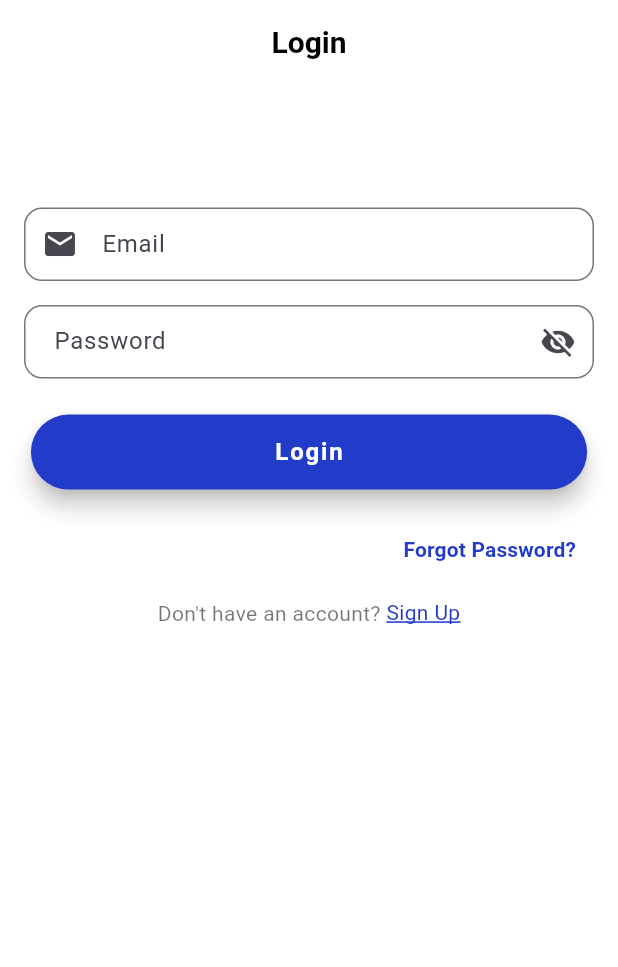
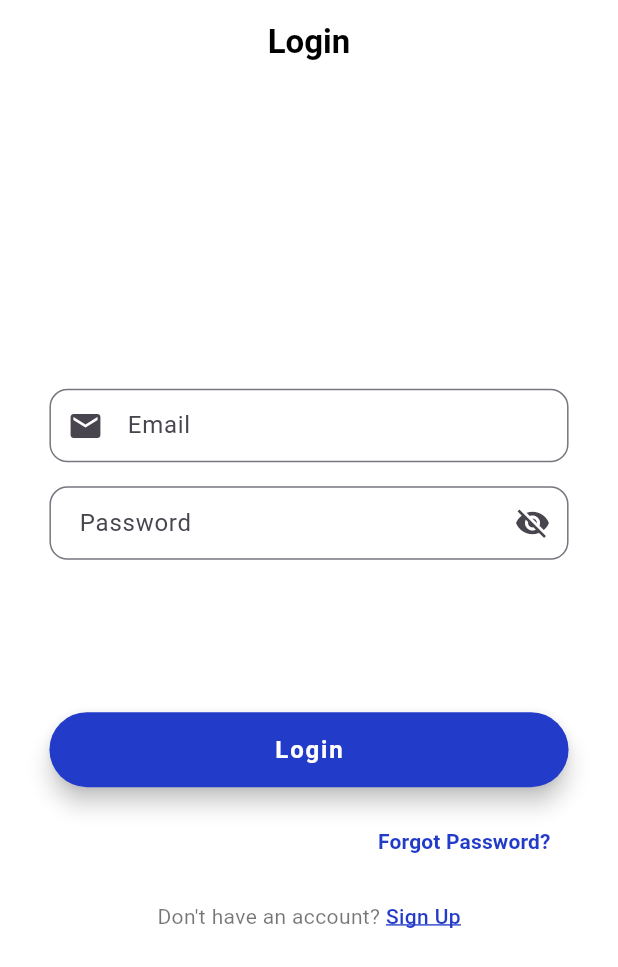
Before and after one commit to zakir1999/outlet-expense, a Flutter app: the screen it shows after launch, on a phone screen of 412 x 824 dp. Shown: the top 967 px of the screen. Run offline on Flutter 3.47's test engine with Material 3 defaults, Android fonts, the phone set to English and light mode, and no system bars; our stand-ins replace bloc, equatable, flutter_bloc, flutter_screenutil, gap, pin_code_fields; Roboto replaces fonts that are missing (Times New Roman).

Commit message:
Sign In page design change

```diff
--- a/lib/login/view/login_screen.dart
+++ b/lib/login/view/login_screen.dart
@@ -1,11 +1,10 @@
 import 'package:flutter/material.dart';
 import 'package:flutter_bloc/flutter_bloc.dart';
+import 'package:outlet_expense/Signup/view/sign_up_page1.dart';
 import 'package:gap/gap.dart';
-import 'package:outlet_expense/Signup/view/sign_up_page1.dart';
 
 import '../../Widgets/custom_button.dart';
 import '../bloc/login_bloc.dart';
-import '../../Signup/view/sign_up_screen.dart';
 import '../../Widgets/password.dart';
 import '../../Widgets/textField.dart';
 
@@ -39,19 +38,20 @@ class _LoginScreenState extends State<LoginScreen> {
   @override
   Widget build(BuildContext context) {
     final screenWidth = MediaQuery.of(context).size.width;
-    final screenHeight = MediaQuery.of(context).size.height;
-    final horizontalPadding = screenWidth < 600 ? 16.0 : 32.0;
-    final verticalPadding = screenWidth < 600 ? 16.0 : 24.0;
+
+    // Responsive padding & title size
+    final horizontalPadding = screenWidth * 0.08;
+    final titleFontSize = screenWidth < 400 ? 18.0 : 22.0;
 
     return Scaffold(
       backgroundColor: Colors.white,
       appBar: AppBar(
-        title: const Text(
+        title: Text(
           "Login",
           style: TextStyle(
             fontWeight: FontWeight.bold,
             fontFamily: 'Times New Roman',
-            fontSize: 20,
+            fontSize: titleFontSize,
             color: Colors.black,
           ),
         ),
@@ -63,23 +63,10 @@ class _LoginScreenState extends State<LoginScreen> {
         create: (_) => _loginBloc,
         child: LayoutBuilder(
           builder: (context, constraints) {
-            return SingleChildScrollView(
-              padding: EdgeInsets.only(
-                top: screenHeight * 0.10,
-                left: horizontalPadding,
-                right: horizontalPadding,
-                bottom: verticalPadding,
-              ),
-              child: ConstrainedBox(
-                constraints: BoxConstraints(
-                  minHeight: constraints.maxHeight - verticalPadding * 2,
-                ),
-                child: IntrinsicHeight(
-                  child: Center(
-                    child: Container(
-                      constraints: BoxConstraints(
-                        maxWidth: screenWidth < 600 ? double.infinity : 500,
-                      ),
+            return Padding(
+              padding: EdgeInsets.symmetric(horizontal: horizontalPadding),
+              child: SizedBox(
+                height: constraints.maxHeight,
                 child: BlocListener<LoginBloc, LoginState>(
                   listener: (context, state) {
                     if (state.navigateToSignUp) {
@@ -92,8 +79,12 @@ class _LoginScreenState extends State<LoginScreen> {
                     }
                   },
                   child: Column(
-                          mainAxisAlignment: MainAxisAlignment.center,
+                    crossAxisAlignment: CrossAxisAlignment.stretch,
                     children: [
+                      // Top flexible space
+                      Expanded(flex: 2, child: SizedBox()),
+
+                      // Email Field
                       BlocBuilder<LoginBloc, LoginState>(
                         buildWhen: (previous, current) =>
                         previous.email != current.email,
@@ -108,22 +99,24 @@ class _LoginScreenState extends State<LoginScreen> {
                               if (value == null || value.isEmpty) {
                                 return "Email cannot be empty";
                               }
-                                    if (!RegExp(
-                                      r'^[^@]+@[^@]+\.[^@]+',
-                                    ).hasMatch(value)) {
+                              if (!RegExp(r'^[^@]+@[^@]+\.[^@]+')
+                                  .hasMatch(value)) {
                                 return "Enter a valid email";
                               }
                               return null;
                             },
                             onChanged: (value) {
-                                    context.read<LoginBloc>().add(
-                                      EmailChanged(email: value),
-                                    );
+                              context
+                                  .read<LoginBloc>()
+                                  .add(EmailChanged(email: value));
                             },
                           );
                         },
                       ),
-                            const Gap(16),
+
+                      const SizedBox(height: 16),
+
+                      // Password Field
                       BlocBuilder<LoginBloc, LoginState>(
                         buildWhen: (previous, current) =>
                         previous.password != current.password,
@@ -133,29 +126,37 @@ class _LoginScreenState extends State<LoginScreen> {
                             hint: "Password",
                             focusNode: passwordFocusNode,
                             onChanged: (value) {
-                                    context.read<LoginBloc>().add(
-                                      PasswordChanged(password: value),
-                                    );
+                              context
+                                  .read<LoginBloc>()
+                                  .add(PasswordChanged(password: value));
                             },
                           );
                         },
                       ),
-                            const Gap(24),
+
+                      // Flexible space between fields and button
+                      Expanded(flex: 1, child: SizedBox()),
+
+                      // Login Button
                       BlocBuilder<LoginBloc, LoginState>(
                         builder: (context, state) {
-                                return CustomButton(
+                          return SizedBox(
+                            width: double.infinity,
+                            child: CustomButton(
                               text: 'Login',
                               isLoading:
                               state.loginStatus == LoginStatus.loading,
                               onPressed: () {
-                                    context.read<LoginBloc>().add(
-                                      const LoginApi(),
-                                    );
+                                context.read<LoginBloc>().add(const LoginApi());
                               },
+                            ),
                           );
                         },
                       ),
-                            const Gap(16),
+
+                      const SizedBox(height: 12),
+
+                      // Forgot Password
                       Align(
                         alignment: Alignment.centerRight,
                         child: TextButton(
@@ -169,7 +170,10 @@ class _LoginScreenState extends State<LoginScreen> {
                           ),
                         ),
                       ),
-                            const Gap(8),
+
+                      const SizedBox(height: 16),
+
+                      // Sign Up Text
                       Row(
                         mainAxisAlignment: MainAxisAlignment.center,
                         children: [
@@ -185,36 +189,29 @@ class _LoginScreenState extends State<LoginScreen> {
                               Navigator.push(
                                 context,
                                 MaterialPageRoute(
-                                        builder: (context) =>
-                                            const SignupPage1(),
+                                  builder: (context) => const SignupPage1(),
                                 ),
                               );
                             },
-                                  child: Text(
+                            child: const Text(
                               'Sign Up',
                               style: TextStyle(
                                 fontSize: 14,
                                 color: Color.fromARGB(255, 35, 59, 201),
-                                      fontWeight: FontWeight.w400,
+                                fontWeight: FontWeight.w500,
                                 decoration: TextDecoration.underline,
-                                      decorationColor: Color.fromARGB(
-                                        255,
-                                        35,
-                                        59,
-                                        201,
-                                      ),
-                                      decorationThickness: 1.5,
-                                      height: 1.5,
+                                decorationColor:
+                                Color.fromARGB(255, 35, 59, 201),
+                                decorationThickness: 1.3,
                               ),
                             ),
                           ),
                         ],
                       ),
-                            const Spacer(),
+
+                      // Bottom flexible space
+                      Expanded(flex: 2, child: SizedBox()),
                     ],
-                        ),
-                      ),
-                    ),
                   ),
                 ),
               ),
--- a/lib/main.dart
+++ b/lib/main.dart
@@ -2,7 +2,6 @@ import 'package:flutter/material.dart';
 import 'package:flutter_bloc/flutter_bloc.dart';
 import 'package:flutter_screenutil/flutter_screenutil.dart';
 import 'package:outlet_expense/Signup/view/home_page.dart';
-import 'package:outlet_expense/folder/dynamic_fields_page.dart';
 import 'package:outlet_expense/login/view/login_screen.dart';
 import 'Signup/bloc/signup_bloc.dart';
 import 'Signup/view/sign_up_page1.dart';
```
Also changed, not shown: lib/folder/bloc/dynamic_fields_bloc.dart (deleted, +0 -24 lines), lib/folder/bloc/dynamic_fields_event.dart (deleted, +0 -27 lines), lib/folder/bloc/dynamic_fields_state.dart (deleted, +0 -14 lines), lib/folder/dynamic_fields_page.dart (deleted, +0 -84 lines), pubspec.lock, 6 other files. Lines whose indentation alone changed are shown as unchanged.
